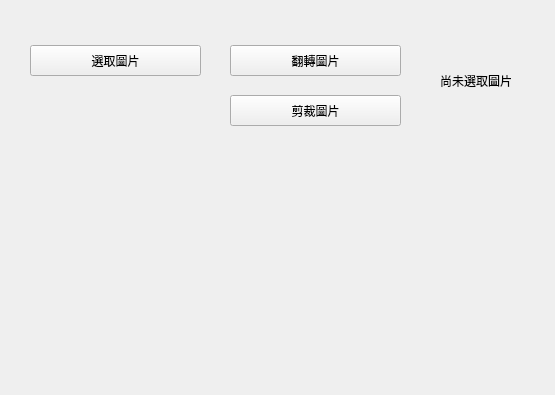
Before: the Qt Designer form window.ui in DandinPower/ImageProcess, drawn with Qt 5; both pictures show x 0 to 555 and y 205 to 600 of the 800 by 600 pixel window.
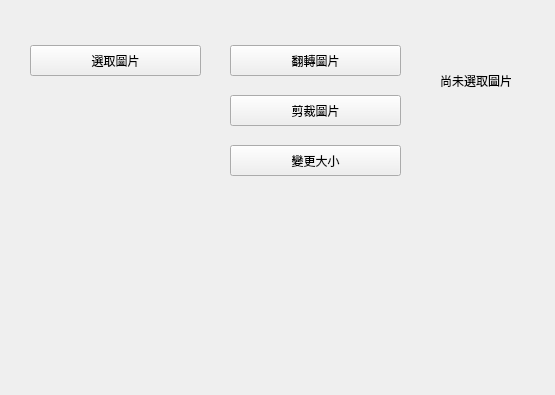
After: the same form once the commit is applied.

Commit message: 新增resize功能

```diff
--- a/window.ui
+++ b/window.ui
@@ -66,6 +66,19 @@
      <string>剪裁圖片</string>
     </property>
    </widget>
+   <widget class="QPushButton" name="mResizeBtn">
+    <property name="geometry">
+     <rect>
+      <x>230</x>
+      <y>350</y>
+      <width>171</width>
+      <height>31</height>
+     </rect>
+    </property>
+    <property name="text">
+     <string>變更大小</string>
+    </property>
+   </widget>
   </widget>
   <widget class="QMenuBar" name="menubar">
    <property name="geometry">
```
The commit also changes 66 other files.
